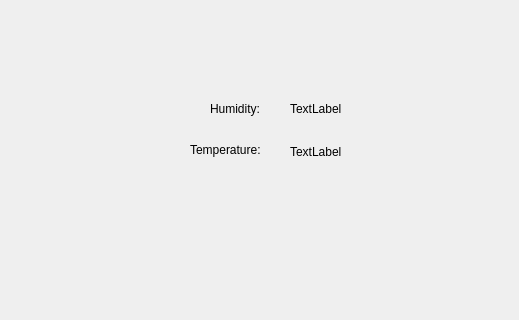
petarstamenkovic/WeatherStation_RPi_Project, file WeatherStation/WeatherStation/dialog.ui: the form before one commit; both pictures show x 0 to 519 and y 0 to 320 of the 1009 by 581 pixel window.
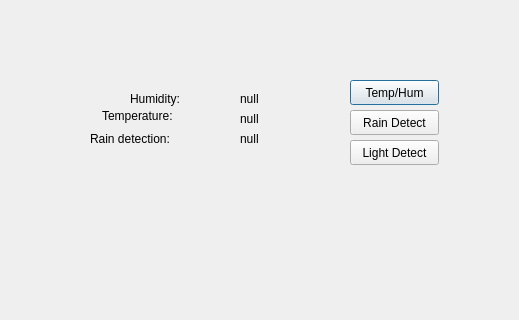
The form after the commit.

Commit message: Added more timers and analog light detection

Patch:
```diff
--- a/WeatherStation/WeatherStation/dialog.ui
+++ b/WeatherStation/WeatherStation/dialog.ui
@@ -13,58 +13,123 @@
   <property name="windowTitle">
    <string>Dialog</string>
   </property>
-  <widget class="QLabel" name="label1">
+  <widget class="QPushButton" name="temp_hum_button">
    <property name="geometry">
     <rect>
-     <x>290</x>
-     <y>100</y>
-     <width>67</width>
-     <height>17</height>
+     <x>350</x>
+     <y>80</y>
+     <width>89</width>
+     <height>25</height>
     </rect>
    </property>
    <property name="text">
-    <string>TextLabel</string>
+    <string>Temp/Hum</string>
    </property>
   </widget>
-  <widget class="QLabel" name="label2">
+  <widget class="QPushButton" name="rain_button">
    <property name="geometry">
     <rect>
-     <x>290</x>
+     <x>350</x>
+     <y>110</y>
+     <width>89</width>
+     <height>25</height>
+    </rect>
+   </property>
+   <property name="text">
+    <string>Rain Detect</string>
+   </property>
+  </widget>
+  <widget class="QPushButton" name="light_button">
+   <property name="geometry">
+    <rect>
+     <x>350</x>
      <y>140</y>
-     <width>93</width>
-     <height>24</height>
+     <width>89</width>
+     <height>25</height>
     </rect>
    </property>
    <property name="text">
-    <string>TextLabel</string>
+    <string>Light Detect</string>
    </property>
   </widget>
-  <widget class="QLabel" name="label">
+  <widget class="QLabel" name="label_3">
    <property name="geometry">
     <rect>
-     <x>210</x>
-     <y>100</y>
-     <width>93</width>
+     <x>90</x>
+     <y>130</y>
+     <width>111</width>
      <height>17</height>
     </rect>
    </property>
    <property name="text">
-    <string>Humidity:</string>
+    <string>Rain detection:</string>
+   </property>
+  </widget>
+  <widget class="QLabel" name="label_4">
+   <property name="geometry">
+    <rect>
+     <x>240</x>
+     <y>130</y>
+     <width>67</width>
+     <height>17</height>
+    </rect>
+   </property>
+   <property name="text">
+    <string>null</string>
    </property>
   </widget>
   <widget class="QLabel" name="label_2">
    <property name="geometry">
     <rect>
-     <x>190</x>
-     <y>130</y>
+     <x>102</x>
+     <y>107</y>
      <width>93</width>
-     <height>40</height>
+     <height>17</height>
     </rect>
    </property>
    <property name="text">
     <string>Temperature:</string>
    </property>
   </widget>
+  <widget class="QLabel" name="label2">
+   <property name="geometry">
+    <rect>
+     <x>240</x>
+     <y>110</y>
+     <width>67</width>
+     <height>17</height>
+    </rect>
+   </property>
+   <property name="text">
+    <string>null</string>
+   </property>
+  </widget>
+  <widget class="QLabel" name="label">
+   <property name="geometry">
+    <rect>
+     <x>130</x>
+     <y>90</y>
+     <width>66</width>
+     <height>17</height>
+    </rect>
+   </property>
+   <property name="text">
+    <string>Humidity:</string>
+   </property>
+  </widget>
+  <widget class="QLabel" name="label1">
+   <property name="geometry">
+    <rect>
+     <x>240</x>
+     <y>90</y>
+     <width>67</width>
+     <height>17</height>
+    </rect>
+   </property>
+   <property name="text">
+    <string>null</string>
+   </property>
+  </widget>
  </widget>
  <resources/>
  <connections/>
```
The commit also changes 3 other files.
